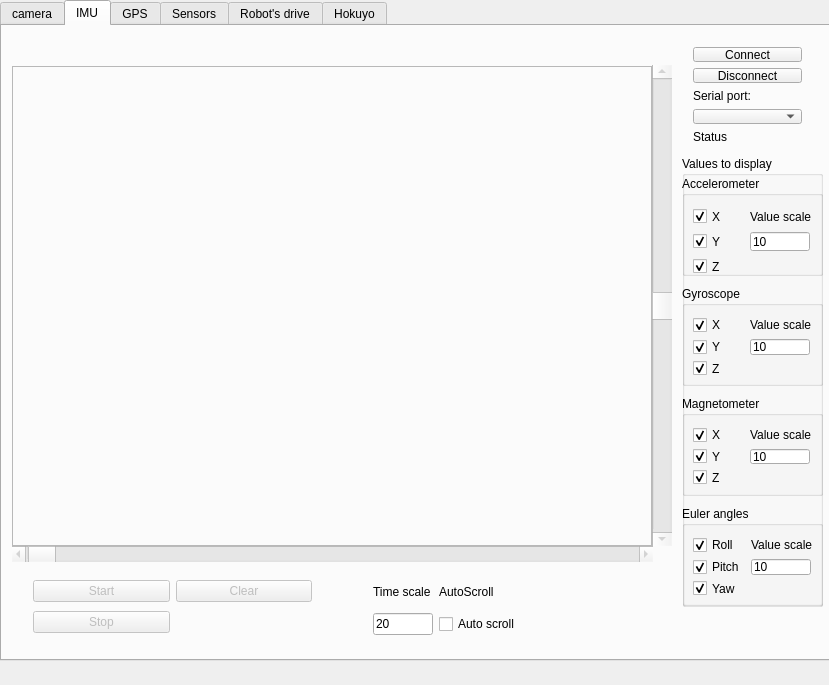
Old version of the form Trobot_Qt/trobotqt.ui in the repository LRMPUT/TAPAS.
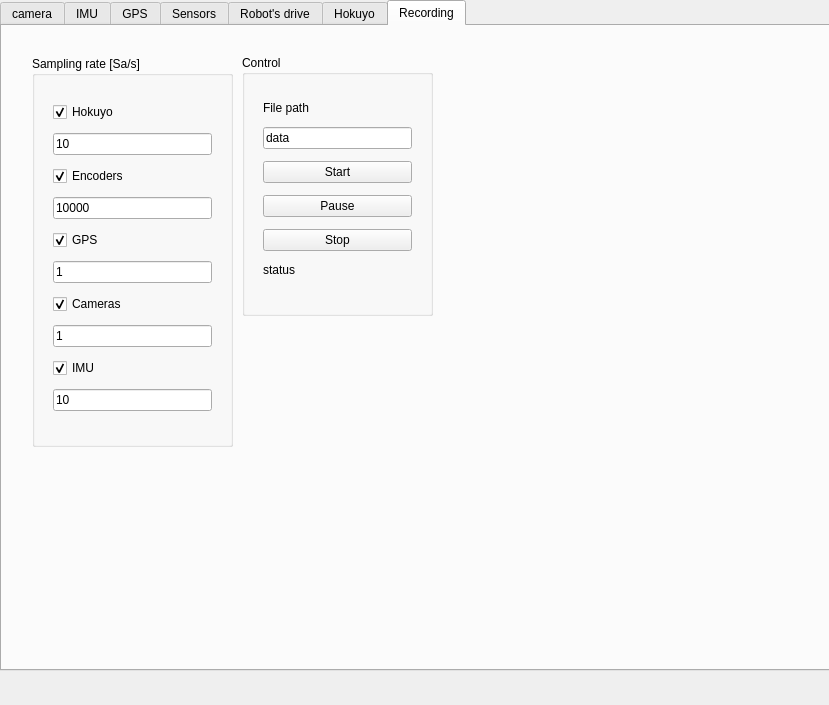
New version of the form. The open tabs and pages were chosen to show the change.

Patch:
```diff
--- a/Trobot_Qt/trobotqt.ui
+++ b/Trobot_Qt/trobotqt.ui
@@ -7,7 +7,7 @@
     <x>0</x>
     <y>0</y>
     <width>829</width>
-    <height>685</height>
+    <height>705</height>
    </rect>
   </property>
   <property name="windowTitle">
@@ -23,7 +23,7 @@
       <x>0</x>
       <y>0</y>
       <width>831</width>
-      <height>661</height>
+      <height>671</height>
      </rect>
     </property>
     <property name="currentIndex">
@@ -87,7 +87,7 @@
       <property name="geometry">
        <rect>
         <x>680</x>
-        <y>130</y>
+        <y>150</y>
         <width>141</width>
         <height>451</height>
        </rect>
@@ -101,7 +101,7 @@
          <x>0</x>
          <y>20</y>
          <width>141</width>
-         <height>100</height>
+         <height>101</height>
         </rect>
        </property>
        <property name="title">
@@ -113,7 +113,7 @@
           <x>0</x>
           <y>20</y>
           <width>141</width>
-          <height>91</height>
+          <height>81</height>
          </rect>
         </property>
         <layout class="QGridLayout" name="gridLayout_5">
@@ -182,7 +182,7 @@
          <x>0</x>
          <y>130</y>
          <width>141</width>
-         <height>100</height>
+         <height>101</height>
         </rect>
        </property>
        <property name="title">
@@ -257,7 +257,7 @@
          <x>0</x>
          <y>240</y>
          <width>141</width>
-         <height>100</height>
+         <height>101</height>
         </rect>
        </property>
        <property name="title">
@@ -269,7 +269,7 @@
           <x>0</x>
           <y>20</y>
           <width>141</width>
-          <height>80</height>
+          <height>81</height>
          </rect>
         </property>
         <layout class="QGridLayout" name="gridLayout_6">
@@ -332,7 +332,7 @@
          <x>0</x>
          <y>350</y>
          <width>141</width>
-         <height>100</height>
+         <height>101</height>
         </rect>
        </property>
        <property name="title">
@@ -343,7 +343,7 @@
          <rect>
           <x>0</x>
           <y>20</y>
-          <width>141</width>
+          <width>149</width>
           <height>81</height>
          </rect>
         </property>
@@ -408,7 +408,7 @@
         <x>680</x>
         <y>10</y>
         <width>131</width>
-        <height>118</height>
+        <height>141</height>
        </rect>
       </property>
       <layout class="QVBoxLayout" name="verticalLayout_5">
@@ -1233,6 +1233,203 @@
       </layout>
      </widget>
     </widget>
+    <widget class="QWidget" name="recordTab">
+     <attribute name="title">
+      <string>Recording</string>
+     </attribute>
+     <widget class="QGroupBox" name="saRateGroupBox">
+      <property name="geometry">
+       <rect>
+        <x>30</x>
+        <y>30</y>
+        <width>201</width>
+        <height>391</height>
+       </rect>
+      </property>
+      <property name="title">
+       <string>Sampling rate [Sa/s]</string>
+      </property>
+      <widget class="QWidget" name="verticalLayoutWidget">
+       <property name="geometry">
+        <rect>
+         <x>10</x>
+         <y>30</y>
+         <width>181</width>
+         <height>347</height>
+        </rect>
+       </property>
+       <layout class="QVBoxLayout" name="verticalLayout">
+        <item>
+         <widget class="QCheckBox" name="includeHokuyoCheckBox">
+          <property name="text">
+           <string>Hokuyo</string>
+          </property>
+          <property name="checkable">
+           <bool>true</bool>
+          </property>
+          <property name="checked">
+           <bool>true</bool>
+          </property>
+         </widget>
+        </item>
+        <item>
+         <widget class="QLineEdit" name="saRateHokuyoLineEdit">
+          <property name="text">
+           <string>10</string>
+          </property>
+         </widget>
+        </item>
+        <item>
+         <widget class="QCheckBox" name="includeEncodersCheckBox">
+          <property name="text">
+           <string>Encoders</string>
+          </property>
+          <property name="checked">
+           <bool>true</bool>
+          </property>
+         </widget>
+        </item>
+        <item>
+         <widget class="QLineEdit" name="saRateEncodersLineEdit">
+          <property name="text">
+           <string>10000</string>
+          </property>
+         </widget>
+        </item>
+        <item>
+         <widget class="QCheckBox" name="includeGpsCheckBox">
+          <property name="text">
+           <string>GPS</string>
+          </property>
+          <property name="checked">
+           <bool>true</bool>
+          </property>
+         </widget>
+        </item>
+        <item>
+         <widget class="QLineEdit" name="saRateGpsLineEdit">
+          <property name="text">
+           <string>1</string>
+          </property>
+         </widget>
+        </item>
+        <item>
+         <widget class="QCheckBox" name="includeCamerasCheckBox">
+          <property name="text">
+           <string>Cameras</string>
+          </property>
+          <property name="checked">
+           <bool>true</bool>
+          </property>
+         </widget>
+        </item>
+        <item>
+         <widget class="QLineEdit" name="saRateCamerasLineEdit">
+          <property name="text">
+           <string>1</string>
+          </property>
+         </widget>
+        </item>
+        <item>
+         <widget class="QCheckBox" name="includeImuCheckBox">
+          <property name="text">
+           <string>IMU</string>
+          </property>
+          <property name="checked">
+           <bool>true</bool>
+          </property>
+         </widget>
+        </item>
+        <item>
+         <widget class="QLineEdit" name="saRateImuLineEdit">
+          <property name="text">
+           <string>10</string>
+          </property>
+         </widget>
+        </item>
+       </layout>
+      </widget>
+     </widget>
+     <widget class="QGroupBox" name="groupBox_2">
+      <property name="geometry">
+       <rect>
+        <x>240</x>
+        <y>29</y>
+        <width>191</width>
+        <height>261</height>
+       </rect>
+      </property>
+      <property name="title">
+       <string>Control</string>
+      </property>
+      <widget class="QWidget" name="verticalLayoutWidget_2">
+       <property name="geometry">
+        <rect>
+         <x>10</x>
+         <y>29</y>
+         <width>171</width>
+         <height>211</height>
+        </rect>
+       </property>
+       <layout class="QVBoxLayout" name="verticalLayout_2">
+        <item>
+         <widget class="QLabel" name="label_17">
+          <property name="sizePolicy">
+           <sizepolicy hsizetype="Preferred" vsizetype="Fixed">
+            <horstretch>0</horstretch>
+            <verstretch>0</verstretch>
+           </sizepolicy>
+          </property>
+          <property name="text">
+           <string>File path</string>
+          </property>
+         </widget>
+        </item>
+        <item>
+         <widget class="QLineEdit" name="recPathLineEdit">
+          <property name="text">
+           <string>data</string>
+          </property>
+         </widget>
+        </item>
+        <item>
+         <widget class="QPushButton" name="startRecButton">
+          <property name="text">
+           <string>Start</string>
+          </property>
+         </widget>
+        </item>
+        <item>
+         <widget class="QPushButton" name="pauseResumeRecButton">
+          <property name="text">
+           <string>Pause</string>
+          </property>
+         </widget>
+        </item>
+        <item>
+         <widget class="QPushButton" name="stopRecButon">
+          <property name="text">
+           <string>Stop</string>
+          </property>
+         </widget>
+        </item>
+        <item>
+         <widget class="QLabel" name="recStatusLabel">
+          <property name="sizePolicy">
+           <sizepolicy hsizetype="Preferred" vsizetype="Fixed">
+            <horstretch>0</horstretch>
+            <verstretch>0</verstretch>
+           </sizepolicy>
+          </property>
+          <property name="text">
+           <string>status</string>
+          </property>
+         </widget>
+        </item>
+       </layout>
+      </widget>
+     </widget>
+    </widget>
    </widget>
   </widget>
   <widget class="QMenuBar" name="mainMenu">
```
Left out of the diff: 14 changed lines with no effect on the pictures.
